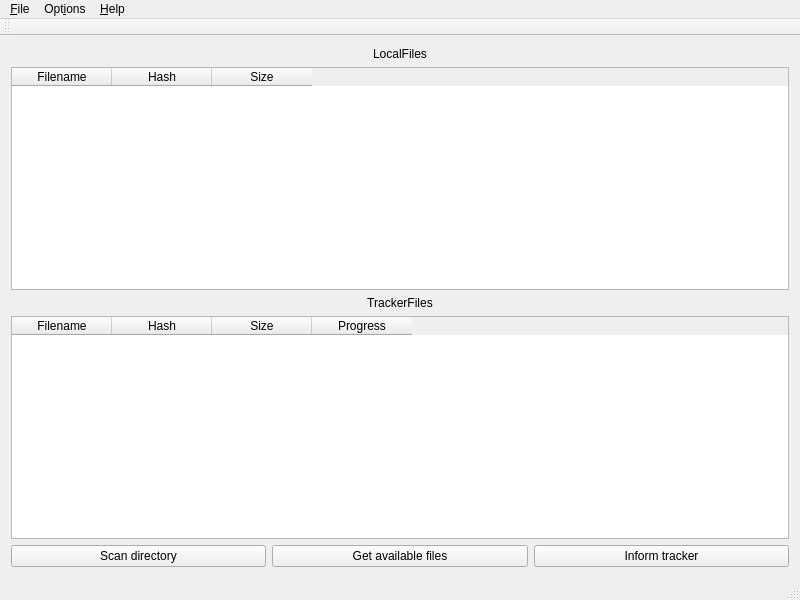
Qt form client/qt_gui/GUI/MainWindow.ui (kwencel/FileSharer) before a commit.
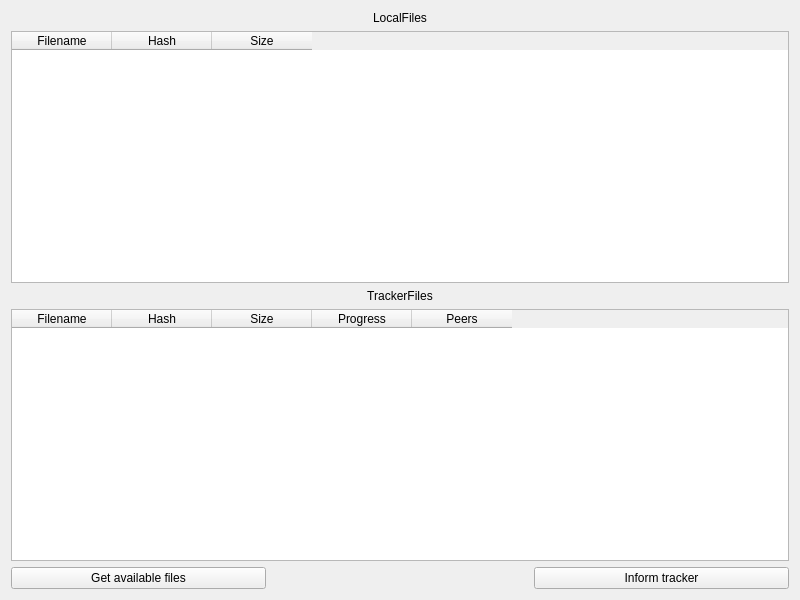
The same form after that commit.

Commit message: Client now registers and checks for files at program start. Added try catch blocks that result in warning messageboxes.

```diff
--- a/client/qt_gui/GUI/MainWindow.ui
+++ b/client/qt_gui/GUI/MainWindow.ui
@@ -25,27 +25,6 @@
       </property>
      </widget>
     </item>
-    <item row="4" column="0">
-     <widget class="QPushButton" name="scanDirectoryButton">
-      <property name="text">
-       <string>Scan directory</string>
-      </property>
-     </widget>
-    </item>
-    <item row="4" column="1">
-     <widget class="QPushButton" name="getFilesButton">
-      <property name="text">
-       <string>Get available files</string>
-      </property>
-     </widget>
-    </item>
-    <item row="4" column="2">
-     <widget class="QPushButton" name="registerButton">
-      <property name="text">
-       <string>Inform tracker</string>
-      </property>
-     </widget>
-    </item>
     <item row="3" column="0" colspan="3">
      <widget class="QTableWidget" name="availableFilesTableWidget">
       <property name="editTriggers">
@@ -71,6 +50,11 @@
         <string>Progress</string>
        </property>
       </column>
+      <column>
+       <property name="text">
+        <string>Peers</string>
+       </property>
+      </column>
      </widget>
     </item>
     <item row="1" column="0" colspan="3">
@@ -117,45 +101,22 @@
       </property>
      </widget>
     </item>
+    <item row="4" column="0">
+     <widget class="QPushButton" name="getFilesButton">
+      <property name="text">
+       <string>Get available files</string>
+      </property>
+     </widget>
+    </item>
+    <item row="4" column="2">
+     <widget class="QPushButton" name="registerButton">
+      <property name="text">
+       <string>Inform tracker</string>
+      </property>
+     </widget>
+    </item>
    </layout>
   </widget>
-  <widget class="QMenuBar" name="menuBar">
-   <property name="geometry">
-    <rect>
-     <x>0</x>
-     <y>0</y>
-     <width>800</width>
-     <height>30</height>
-    </rect>
-   </property>
-   <widget class="QMenu" name="menuFile">
-    <property name="title">
-     <string>&amp;File</string>
-    </property>
-   </widget>
-   <widget class="QMenu" name="menuOptions">
-    <property name="title">
-     <string>Opt&amp;ions</string>
-    </property>
-   </widget>
-   <widget class="QMenu" name="menuHelp">
-    <property name="title">
-     <string>&amp;Help</string>
-    </property>
-   </widget>
-   <addaction name="menuFile"/>
-   <addaction name="menuOptions"/>
-   <addaction name="menuHelp"/>
-  </widget>
-  <widget class="QToolBar" name="mainToolBar">
-   <attribute name="toolBarArea">
-    <enum>TopToolBarArea</enum>
-   </attribute>
-   <attribute name="toolBarBreak">
-    <bool>false</bool>
-   </attribute>
-  </widget>
-  <widget class="QStatusBar" name="statusBar"/>
  </widget>
  <layoutdefault spacing="6" margin="11"/>
  <resources/>
```
Left out of the diff: 2 changed lines with no effect on the pictures. The commit also changes 1 other file.
